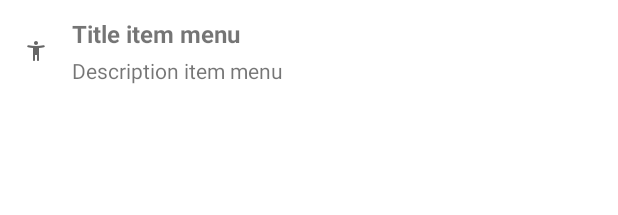
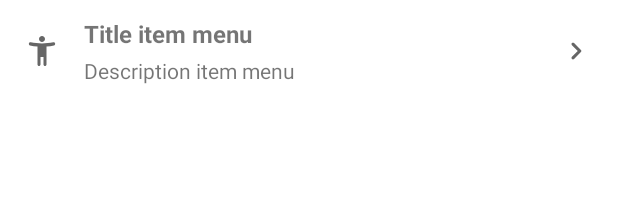
Before and after one commit to jonathanarodr/inclusion, an Android app: the layout list_item_menu.xml on its own in the app's theme, with its tools: preview values and no code run, on a phone screen of 412 x 824 dp. Shown: the top 215 px of the screen. Run offline under Robolectric (Android 15) with nearby library versions, the phone set to English and light mode, and no system bars.

Commit message:
Added card item menu and improvement in item menu

```diff
--- a/sample/src/main/res/layout/activity_main.xml
+++ b/sample/src/main/res/layout/activity_main.xml
@@ -28,9 +28,9 @@
             android:id="@+id/bottom_navigation"
             android:layout_width="match_parent"
             android:layout_height="wrap_content"
-            app:labelVisibilityMode="selected"
             android:background="@android:color/transparent"
             app:elevation="0dp"
+            app:labelVisibilityMode="selected"
             app:menu="@menu/bottom_navigation_main" />
 
     </com.google.android.material.bottomappbar.BottomAppBar>
--- a/sample/src/main/res/layout/list_item_menu.xml
+++ b/sample/src/main/res/layout/list_item_menu.xml
@@ -7,13 +7,13 @@
     android:background="?android:selectableItemBackground"
     android:clickable="true"
     android:focusable="true"
-    android:minHeight="@dimen/spacing_xxl">
+    android:minHeight="68dp"
+    android:paddingHorizontal="@dimen/spacing_sm">
 
     <androidx.appcompat.widget.AppCompatImageView
         android:id="@+id/icon_item_menu"
-        android:layout_width="@dimen/spacing_sm"
-        android:layout_height="@dimen/spacing_sm"
-        android:layout_marginStart="@dimen/spacing_sm"
+        android:layout_width="wrap_content"
+        android:layout_height="wrap_content"
         android:visibility="gone"
         app:layout_constraintBottom_toBottomOf="parent"
         app:layout_constraintStart_toStartOf="parent"
@@ -30,22 +30,33 @@
         android:textSize="@dimen/size_md"
         android:textStyle="bold"
         app:layout_constraintBottom_toTopOf="@+id/description_item_menu"
-        app:layout_constraintEnd_toEndOf="parent"
+        app:layout_constraintEnd_toStartOf="@+id/icon_navigate_indicator"
         app:layout_constraintStart_toEndOf="@+id/icon_item_menu"
         app:layout_constraintTop_toTopOf="@+id/icon_item_menu"
         tools:text="Title item menu" />
 
     <TextView
         android:id="@+id/description_item_menu"
-        android:layout_width="wrap_content"
+        android:layout_width="0dp"
         android:layout_height="wrap_content"
         android:layout_marginTop="@dimen/spacing_xxs"
         android:textSize="@dimen/size_sm"
         android:visibility="gone"
         app:layout_constraintBottom_toBottomOf="@+id/icon_item_menu"
+        app:layout_constraintEnd_toEndOf="@+id/title_item_menu"
         app:layout_constraintStart_toStartOf="@+id/title_item_menu"
         app:layout_constraintTop_toBottomOf="@+id/title_item_menu"
         tools:text="Description item menu"
         tools:visibility="visible" />
 
+    <androidx.appcompat.widget.AppCompatImageView
+        android:id="@+id/icon_navigate_indicator"
+        android:layout_width="wrap_content"
+        android:layout_height="wrap_content"
+        app:layout_constraintBottom_toBottomOf="parent"
+        app:layout_constraintEnd_toEndOf="parent"
+        app:layout_constraintTop_toTopOf="parent"
+        app:srcCompat="@drawable/ic_arrow_right"
+        tools:viewBindingIgnore="true" />
+
 </androidx.constraintlayout.widget.ConstraintLayout>
```
Also changed, not shown: sample/src/main/res/layout/list_card_item_menu.xml (added, +58 -0 lines).
